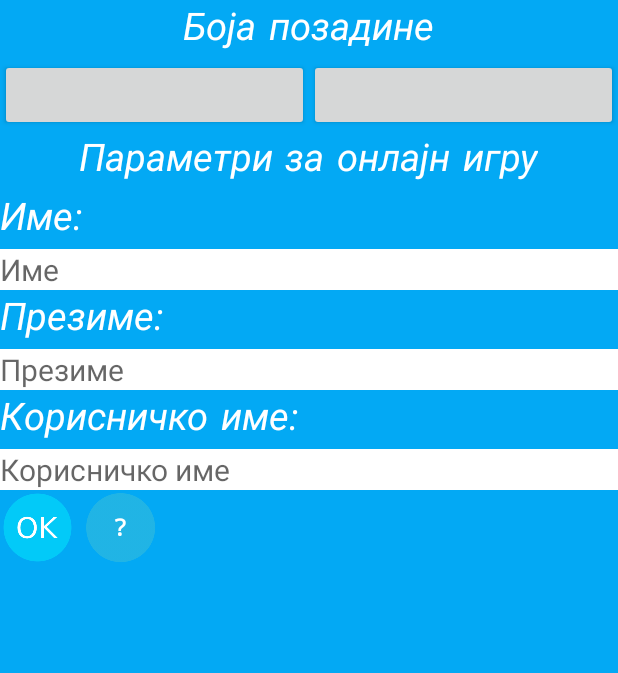
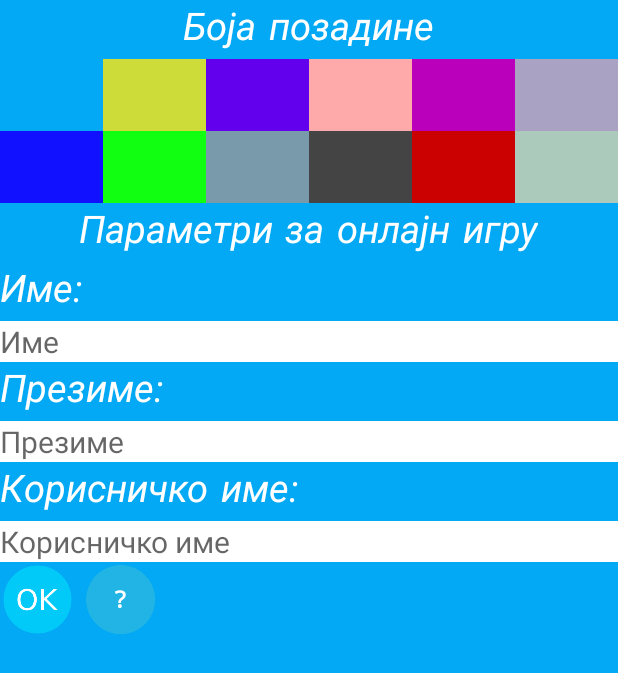
Before and after one commit to Nole35/SlagalicaKviz, an Android app: the screen it shows after launch (Settings), after a tap on "ПОДЕШАВАЊА", on a phone screen of 412 x 824 dp. Shown: the top 673 px of the screen. Run offline under Robolectric (Android 15) with nearby library versions, the phone set to English and light mode, and no system bars; our stand-ins replace Firebase (no records; nobody signed in at launch, a user with empty details on screens opened directly).

Commit message:
image path u vidu boja

```diff
--- a/app/src/main/java/com/example/slagalica/Activities/MainMenu/MainActivity.java
+++ b/app/src/main/java/com/example/slagalica/Activities/MainMenu/MainActivity.java
@@ -70,7 +70,7 @@ public class MainActivity extends AppCompatActivity {
         typeOfGame = 1;
         preferences.registerOnSharedPreferenceChangeListener(listener);
         preferences.edit().apply();
-        gifImageView.setVisibility(View.INVISIBLE);
+//        gifImageView.setVisibility(View.INVISIBLE);
     }
 
 
--- a/app/src/main/java/com/example/slagalica/Activities/MainMenu/Settings.java
+++ b/app/src/main/java/com/example/slagalica/Activities/MainMenu/Settings.java
@@ -21,7 +21,7 @@ import java.util.ArrayList;
 
 public class Settings extends AppCompatActivity {
 
-    public static final int[] Colors = {R.string.color11,R.string.color12};
+    public static final int[] Colors = {R.string.color1,R.string.color2,R.string.color3,R.string.color4,R.string.color5,R.string.color6,R.string.color7,R.string.color8,R.string.color9,R.string.color10,R.string.color11,R.string.color12};
     private ArrayList<Button> buttons;
     public static final String gameName = "Settings";
     private ConstraintLayout constraintLayout;
--- a/app/src/main/res/layout/activity_settings.xml
+++ b/app/src/main/res/layout/activity_settings.xml
@@ -29,91 +29,91 @@
             android:layout_height="wrap_content"
             android:orientation="horizontal">
 
-<!--            <Button-->
-<!--                android:id="@+id/button_1Settings"-->
-<!--                android:layout_width="wrap_content"-->
-<!--                android:layout_height="wrap_content"-->
-<!--                android:layout_weight="1"-->
-<!--                android:onClick="click"-->
-<!--                tools:ignore="ButtonStyle" />-->
+            <Button
+                android:id="@+id/button_1Settings"
+                android:layout_width="wrap_content"
+                android:layout_height="wrap_content"
+                android:layout_weight="1"
+                android:onClick="click"
+                tools:ignore="ButtonStyle" />
 
-<!--            <Button-->
-<!--                android:id="@+id/button_2Settings"-->
-<!--                android:layout_width="wrap_content"-->
-<!--                android:layout_height="wrap_content"-->
-<!--                android:layout_weight="1"-->
-<!--                android:onClick="click"-->
-<!--                tools:ignore="ButtonStyle" />-->
+            <Button
+                android:id="@+id/button_2Settings"
+                android:layout_width="wrap_content"
+                android:layout_height="wrap_content"
+                android:layout_weight="1"
+                android:onClick="click"
+                tools:ignore="ButtonStyle" />
 
-<!--            <Button-->
-<!--                android:id="@+id/button_3Settings"-->
-<!--                android:layout_width="wrap_content"-->
-<!--                android:layout_height="wrap_content"-->
-<!--                android:layout_weight="1"-->
-<!--                android:onClick="click"-->
-<!--                tools:ignore="ButtonStyle" />-->
+            <Button
+                android:id="@+id/button_3Settings"
+                android:layout_width="wrap_content"
+                android:layout_height="wrap_content"
+                android:layout_weight="1"
+                android:onClick="click"
+                tools:ignore="ButtonStyle" />
 
-<!--            <Button-->
-<!--                android:id="@+id/button_4Settings"-->
-<!--                android:layout_width="wrap_content"-->
-<!--                android:layout_height="wrap_content"-->
-<!--                android:layout_weight="1"-->
-<!--                android:onClick="click"-->
-<!--                tools:ignore="ButtonStyle" />-->
+            <Button
+                android:id="@+id/button_4Settings"
+                android:layout_width="wrap_content"
+                android:layout_height="wrap_content"
+                android:layout_weight="1"
+                android:onClick="click"
+                tools:ignore="ButtonStyle" />
 
-<!--            <Button-->
-<!--                android:id="@+id/button_5Settings"-->
-<!--                android:layout_width="wrap_content"-->
-<!--                android:layout_height="wrap_content"-->
-<!--                android:layout_weight="1"-->
-<!--                android:onClick="click"-->
-<!--                tools:ignore="ButtonStyle" />-->
+            <Button
+                android:id="@+id/button_5Settings"
+                android:layout_width="wrap_content"
+                android:layout_height="wrap_content"
+                android:layout_weight="1"
+                android:onClick="click"
+                tools:ignore="ButtonStyle" />
 
-<!--            <Button-->
-<!--                android:id="@+id/button_6Settings"-->
-<!--                android:layout_width="wrap_content"-->
-<!--                android:layout_height="wrap_content"-->
-<!--                android:layout_weight="1"-->
-<!--                android:onClick="click"-->
-<!--                tools:ignore="ButtonStyle" />-->
-<!--        </LinearLayout>-->
+            <Button
+                android:id="@+id/button_6Settings"
+                android:layout_width="wrap_content"
+                android:layout_height="wrap_content"
+                android:layout_weight="1"
+                android:onClick="click"
+                tools:ignore="ButtonStyle" />
+        </LinearLayout>
 
-<!--        <LinearLayout-->
-<!--            android:layout_width="match_parent"-->
-<!--            android:layout_height="wrap_content"-->
-<!--            android:orientation="horizontal">-->
+        <LinearLayout
+            android:layout_width="match_parent"
+            android:layout_height="wrap_content"
+            android:orientation="horizontal">
 
-<!--            <Button-->
-<!--                android:id="@+id/button_7Settings"-->
-<!--                android:layout_width="wrap_content"-->
-<!--                android:layout_height="wrap_content"-->
-<!--                android:layout_weight="1"-->
-<!--                android:onClick="click"-->
-<!--                tools:ignore="ButtonStyle" />-->
+            <Button
+                android:id="@+id/button_7Settings"
+                android:layout_width="wrap_content"
+                android:layout_height="wrap_content"
+                android:layout_weight="1"
+                android:onClick="click"
+                tools:ignore="ButtonStyle" />
 
-<!--            <Button-->
-<!--                android:id="@+id/button_8Settings"-->
-<!--                android:layout_width="wrap_content"-->
-<!--                android:layout_height="wrap_content"-->
-<!--                android:layout_weight="1"-->
-<!--                android:onClick="click"-->
-<!--                tools:ignore="ButtonStyle" />-->
+            <Button
+                android:id="@+id/button_8Settings"
+                android:layout_width="wrap_content"
+                android:layout_height="wrap_content"
+                android:layout_weight="1"
+                android:onClick="click"
+                tools:ignore="ButtonStyle" />
 
-<!--            <Button-->
-<!--                android:id="@+id/button_9Settings"-->
-<!--                android:layout_width="wrap_content"-->
-<!--                android:layout_height="wrap_content"-->
-<!--                android:layout_weight="1"-->
-<!--                android:onClick="click"-->
-<!--                tools:ignore="ButtonStyle" />-->
+            <Button
+                android:id="@+id/button_9Settings"
+                android:layout_width="wrap_content"
+                android:layout_height="wrap_content"
+                android:layout_weight="1"
+                android:onClick="click"
+                tools:ignore="ButtonStyle" />
 
-<!--            <Button-->
-<!--                android:id="@+id/button_10Settings"-->
-<!--                android:layout_width="wrap_content"-->
-<!--                android:layout_height="wrap_content"-->
-<!--                android:layout_weight="1"-->
-<!--                android:onClick="click"-->
-<!--                tools:ignore="ButtonStyle" />-->
+            <Button
+                android:id="@+id/button_10Settings"
+                android:layout_width="wrap_content"
+                android:layout_height="wrap_content"
+                android:layout_weight="1"
+                android:onClick="click"
+                tools:ignore="ButtonStyle" />
 
             <Button
                 android:id="@+id/button_11Settings"
```
